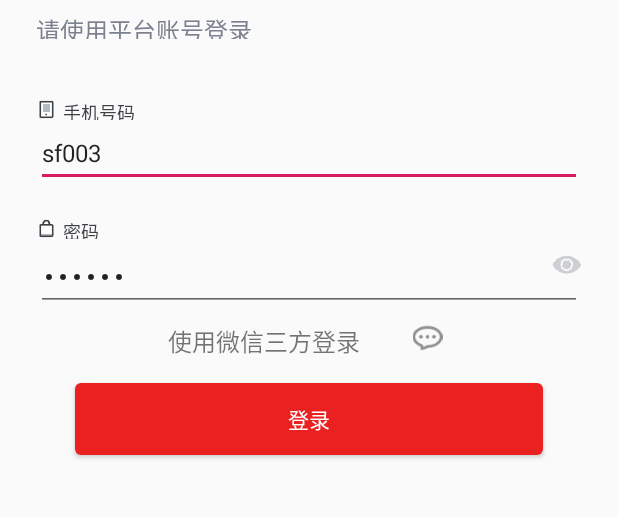
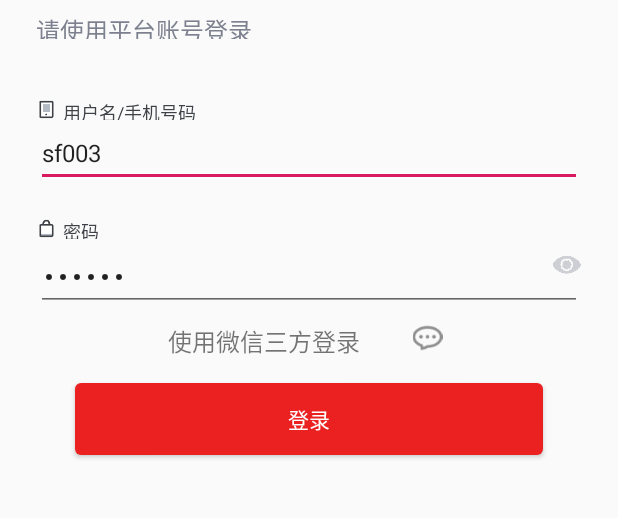
Before and after one commit to XiaoHuisir/syapp, an Android app: the LoginActivity screen opened directly, with no data from a screen before it, on a phone screen of 412 x 824 dp, the part 243-761 px from its top. Run offline under Robolectric (Android 15) with nearby library versions, the phone set to English and light mode, and no system bars; our stand-ins replace ButterKnife, RxJava; libraries missing offline, so code that uses them is left out: com.jaeger.library, com.tencent.mm, com.umeng.analytics; 2 statements that could not run were skipped.

Commit message:
说明： 1、（收货地址、登录、个人中心）功能完善

```diff
--- a/app/src/main/AndroidManifest.xml
+++ b/app/src/main/AndroidManifest.xml
@@ -26,7 +26,7 @@
         android:name=".app.MyApp"
         android:allowBackup="true"
         android:appComponentFactory="app"
-        android:icon="@drawable/telite"
+        android:icon="@drawable/yjtp2"
         android:label="@string/app_name"
         android:networkSecurityConfig="@xml/network_config"
         android:roundIcon="@mipmap/ic_launcher_round"
--- a/app/src/main/java/com/example/project/ui/activity/Submit0rdersActivity.java
+++ b/app/src/main/java/com/example/project/ui/activity/Submit0rdersActivity.java
@@ -107,6 +107,8 @@ public class Submit0rdersActivity extends BaseActivity implements SubmitContract
             case R.id.re_on: //无 地址管理
                 Intent intent1 = new Intent();
                 intent1.setClass(context, SelectAddressActivity.class);
+                intent1.putExtra("typeid_", typeid);
+                intent1.putExtra("num_", num);
                 Constant.IS_MINE=false;
                 Constant.IS_MINE_IS="1";
                 startActivity(intent1);
--- a/app/src/main/res/layout/activity_login.xml
+++ b/app/src/main/res/layout/activity_login.xml
@@ -58,11 +58,11 @@
         app:layout_constraintTop_toTopOf="parent" />
 
     <TextView
-        android:layout_width="@dimen/dp_48"
+        android:layout_width="wrap_content"
         android:layout_height="@dimen/dp_14"
         android:layout_marginLeft="@dimen/dp_42"
         android:layout_marginTop="@dimen/dp_228"
-        android:text="手机号码"
+        android:text="用户名/手机号码"
         android:textColor="#FF3E4146"
         android:textSize="@dimen/sp_12"
         app:layout_constraintLeft_toLeftOf="parent"
@@ -76,7 +76,8 @@
         android:src="@mipmap/login_password"
         app:layout_constraintLeft_toLeftOf="parent"
         app:layout_constraintTop_toTopOf="parent" />
-
+<!-- android:digits="1234567890"
+        android:inputType="number"-->
     <EditText
         android:id="@+id/ed_phone"
         android:layout_width="match_parent"
@@ -84,9 +85,8 @@
         android:layout_marginLeft="@dimen/dp_24"
         android:layout_marginTop="@dimen/dp_242"
         android:layout_marginRight="@dimen/dp_24"
-        android:digits="1234567890"
+
         android:hint="请输入您的手机号码"
-        android:inputType="number"
         android:text=""
         android:textSize="@dimen/sp_16"
         app:layout_constraintLeft_toLeftOf="parent"
```
Also changed, not shown: app/src/main/java/com/example/project/ui/activity/ClickOnAddActivity.java (+20 -11 lines), app/src/main/java/com/example/project/ui/activity/PersonalCenterActivity.java (+7 -0 lines), app/src/main/res/drawable/title1.png (added), app/src/main/res/drawable/yjtp2.png (added).
